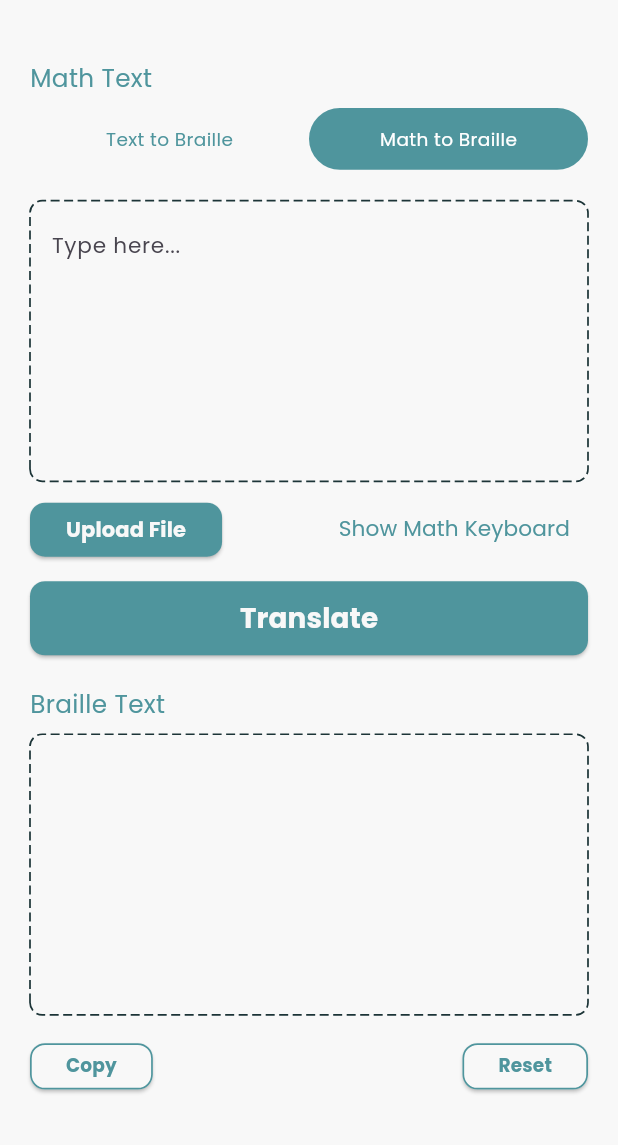
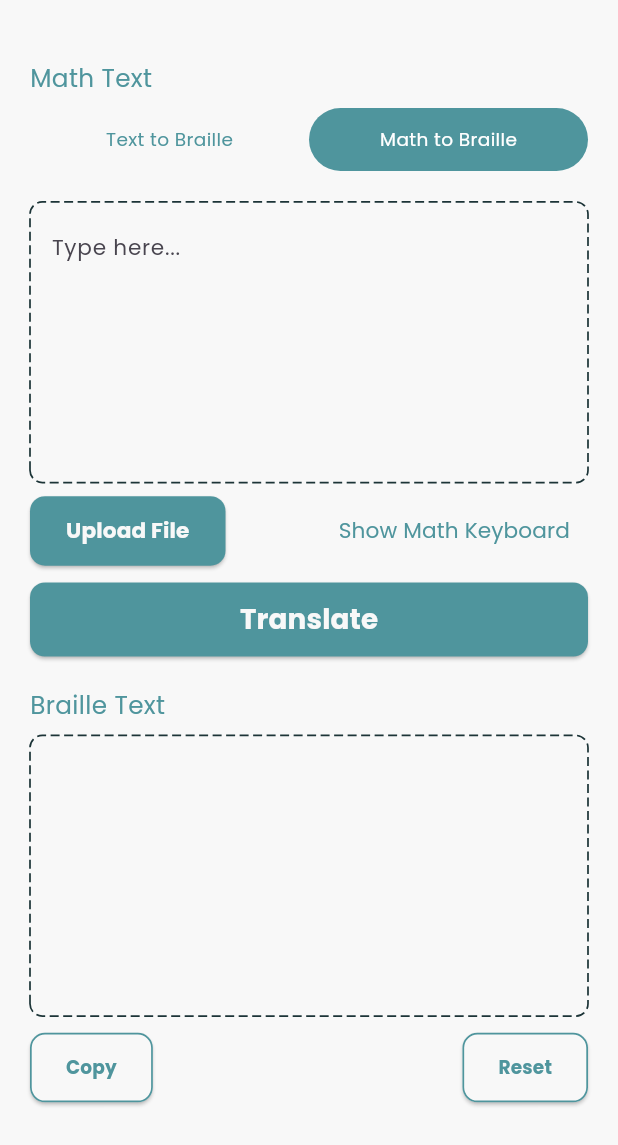
Before and after one commit to AhmadNaufal2525/braille-app, a Flutter app: the HomeScreen screen opened directly with empty values, after a tap on "Math to Braille", on a phone screen of 412 x 824 dp. Shown: the top 1145 px of the screen. Run offline on Flutter 3.47's test engine with Material 3 defaults, Android fonts, the phone set to English and light mode, and no system bars; drawn by our look-alikes of dotted_border; our stand-ins replace camera, dots_indicator, file_picker, flutter_screenutil, flutter_svg, permission_handler and 2 more; missing offline and left inert: google_mlkit_text_recognition, syncfusion_flutter_pdf; accounts and stored records are empty.

Commit message:
update ui

```diff
--- a/lib/ui/screen/home/home_screen.dart
+++ b/lib/ui/screen/home/home_screen.dart
@@ -41,7 +41,6 @@ class _HomeScreenState extends State<HomeScreen> {
                       },
                       child: AnimatedContainer(
                         width: 320.w,
-                        height: 40.h,
                         duration: const Duration(milliseconds: 300),
                         padding: const EdgeInsets.symmetric(vertical: 12),
                         decoration: BoxDecoration(
@@ -75,7 +74,6 @@ class _HomeScreenState extends State<HomeScreen> {
                       },
                       child: AnimatedContainer(
                         width: 320.w,
-                        height: 40.h,
                         duration: const Duration(milliseconds: 300),
                         padding: const EdgeInsets.symmetric(vertical: 12),
                         decoration: BoxDecoration(
--- a/lib/ui/screen/home/math_to_braille.dart
+++ b/lib/ui/screen/home/math_to_braille.dart
@@ -42,12 +42,11 @@ class _MathToBrailleState extends State<MathToBraille> {
           mainAxisAlignment: MainAxisAlignment.spaceBetween,
           children: [
             BasicButton(
-              height: 35.h,
+              height: MediaQuery.of(context).size.height < 700 ? 40.h : 45.h,
               width: 20.w,
               text: 'Upload File',
-              textStyle: TextStyle(
+              textStyle: AppTextStyle.mediumWhite.copyWith(
                 fontWeight: FontWeight.bold,
-                color: AppColors.whiteColor,
               ),
               onPress: () {
                 Navigator.pushNamed(context, '/document');
@@ -65,7 +64,10 @@ class _MathToBrailleState extends State<MathToBraille> {
                   _showMathKeyboard
                       ? 'Hide Math Keyboard'
                       : 'Show Math Keyboard',
-                  style: AppTextStyle.mediumGreen,
+                  style:
+                      MediaQuery.of(context).size.height < 700
+                          ? AppTextStyle.smallGreen
+                          : AppTextStyle.mediumGreen,
                 ),
               ),
             ),
@@ -142,7 +144,7 @@ class _MathToBrailleState extends State<MathToBraille> {
               text: 'Copy',
               backgroundColor: AppColors.whiteColor,
               width: 56.w,
-              height: 30.h,
+              height: MediaQuery.of(context).size.height < 700 ? 40.h : 45.h,
               border: BorderSide(color: AppColors.primaryColor, width: 1.w),
               textStyle: AppTextStyle.smallGreenBold,
               onPress: () {
@@ -155,7 +157,7 @@ class _MathToBrailleState extends State<MathToBraille> {
               text: 'Reset',
               backgroundColor: AppColors.whiteColor,
               width: 56.w,
-              height: 30.h,
+              height: MediaQuery.of(context).size.height < 700 ? 40.h : 45.h,
               border: BorderSide(color: AppColors.primaryColor, width: 1.w),
               textStyle: AppTextStyle.smallGreenBold,
               onPress: () {
--- a/lib/ui/screen/home/text_plain_to_braille.dart
+++ b/lib/ui/screen/home/text_plain_to_braille.dart
@@ -12,7 +12,6 @@ import 'package:flutter/material.dart';
 import 'package:flutter/services.dart';
 import 'package:flutter_screenutil/flutter_screenutil.dart';
 import 'package:path_provider/path_provider.dart';
-import 'package:permission_handler/permission_handler.dart';
 import 'package:share_plus/share_plus.dart';
 
 class TextPlainToBraille extends StatefulWidget {
@@ -61,12 +60,11 @@ class _TextPlainToBrailleState extends State<TextPlainToBraille> {
         ),
         10.verticalSpace,
         BasicButton(
-          height: 35.h,
+          height: MediaQuery.of(context).size.height < 700 ? 40.h : 45.h,
           width: 20.w,
           text: 'Upload File',
-          textStyle: TextStyle(
+          textStyle: AppTextStyle.mediumWhite.copyWith(
             fontWeight: FontWeight.bold,
-            color: AppColors.whiteColor,
           ),
           onPress: () {
             Navigator.pushNamed(context, '/document');
@@ -95,7 +93,7 @@ class _TextPlainToBrailleState extends State<TextPlainToBraille> {
               text: 'Copy',
               backgroundColor: AppColors.whiteColor,
               width: 56.w,
-              height: 30.h,
+              height: MediaQuery.of(context).size.height < 700 ? 40.h : 45.h,
               border: BorderSide(color: AppColors.primaryColor, width: 1.w),
               textStyle: AppTextStyle.smallGreenBold,
               onPress: () {
@@ -108,7 +106,7 @@ class _TextPlainToBrailleState extends State<TextPlainToBraille> {
               text: 'Save as doc',
               backgroundColor: AppColors.whiteColor,
               width: 56.w,
-              height: 28.h,
+              height: MediaQuery.of(context).size.height < 700 ? 40.h : 45.h,
               border: BorderSide(color: AppColors.primaryColor, width: 1.w),
               textStyle: AppTextStyle.smallGreenBold,
               onPress: () {
@@ -120,7 +118,7 @@ class _TextPlainToBrailleState extends State<TextPlainToBraille> {
               text: 'Reset',
               backgroundColor: AppColors.whiteColor,
               width: 56.w,
-              height: 30.h,
+              height: MediaQuery.of(context).size.height < 700 ? 40.h : 45.h,
               border: BorderSide(color: AppColors.primaryColor, width: 1.w),
               textStyle: AppTextStyle.smallGreenBold,
               onPress: () {
--- a/lib/ui/screen/home/widget/dashed_textform_field.dart
+++ b/lib/ui/screen/home/widget/dashed_textform_field.dart
@@ -18,7 +18,7 @@ class DashedTextFormField extends StatelessWidget {
   @override
   Widget build(BuildContext context) {
     final screenHeight = MediaQuery.of(context).size.height;
-    final fieldHeight = screenHeight < 700 ? 0.12.sh : 0.2.sh;
+    final fieldHeight = screenHeight < 700 ? 0.13.sh : 0.2.sh;
     return DottedBorder(
       color: AppColors.textBoxColor,
       strokeWidth: 1.w,
```
